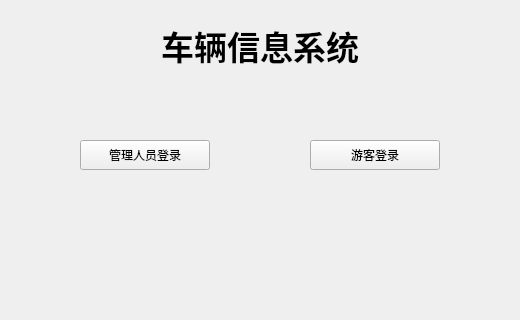
Before: the Qt Designer form A8/A8/widget.ui in vcheung/transSysPro, drawn with Qt 5; both pictures show x 140 to 660 and y 160 to 480 of the 800 by 480 pixel window.
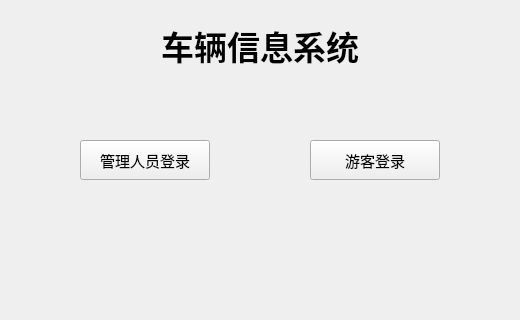
After: the same form once the commit is applied.

Patch:
```diff
--- a/A8/A8/widget.ui
+++ b/A8/A8/widget.ui
@@ -88,11 +88,13 @@
      <x>220</x>
      <y>300</y>
      <width>130</width>
-     <height>30</height>
+     <height>40</height>
     </rect>
    </property>
    <property name="font">
     <font>
+     <family>微软雅黑</family>
+     <pointsize>11</pointsize>
      <italic>false</italic>
     </font>
    </property>
@@ -106,11 +108,13 @@
      <x>450</x>
      <y>300</y>
      <width>130</width>
-     <height>30</height>
+     <height>40</height>
     </rect>
    </property>
    <property name="font">
     <font>
+     <family>微软雅黑</family>
+     <pointsize>11</pointsize>
      <italic>false</italic>
     </font>
    </property>
```
